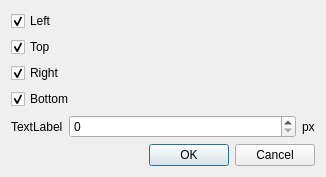
Before: the Qt Designer form ctie/edgeDialog.ui in buganini/cluto, drawn with Qt 5.
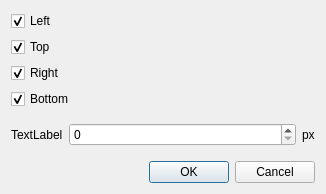
After: the same form once the commit is applied.

Commit message: set title for edge dialog

The edit to the form file:
```diff
--- a/ctie/edgeDialog.ui
+++ b/ctie/edgeDialog.ui
@@ -7,7 +7,7 @@
     <x>0</x>
     <y>0</y>
     <width>326</width>
-    <height>159</height>
+    <height>194</height>
    </rect>
   </property>
   <property name="sizePolicy">
```
The commit also changes 4 other files.
